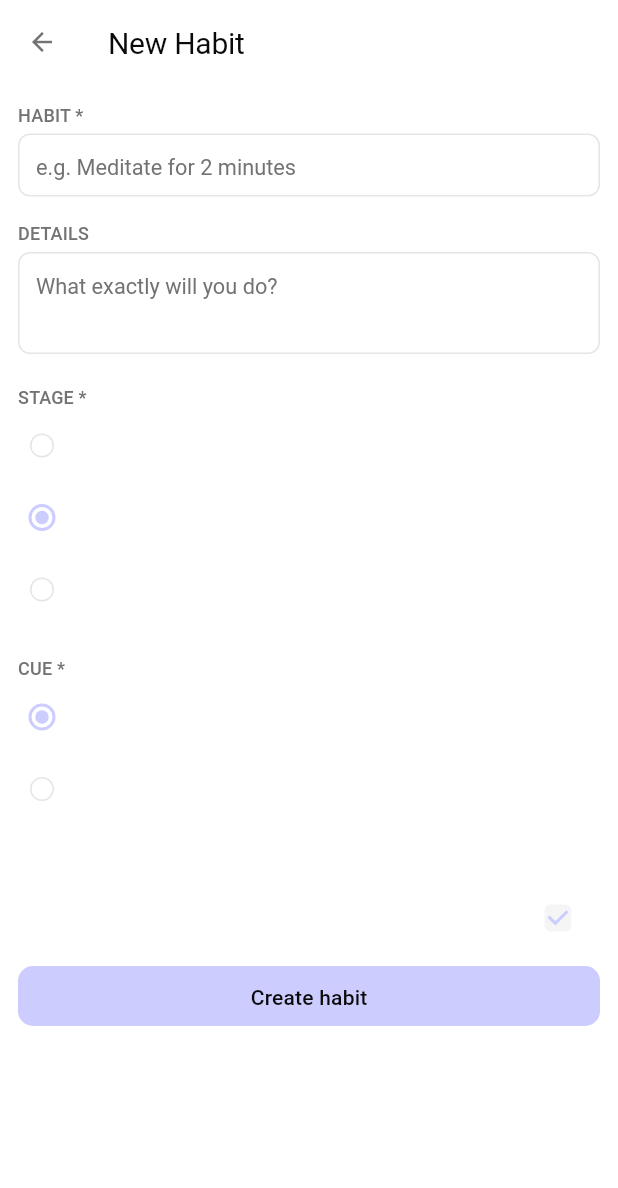
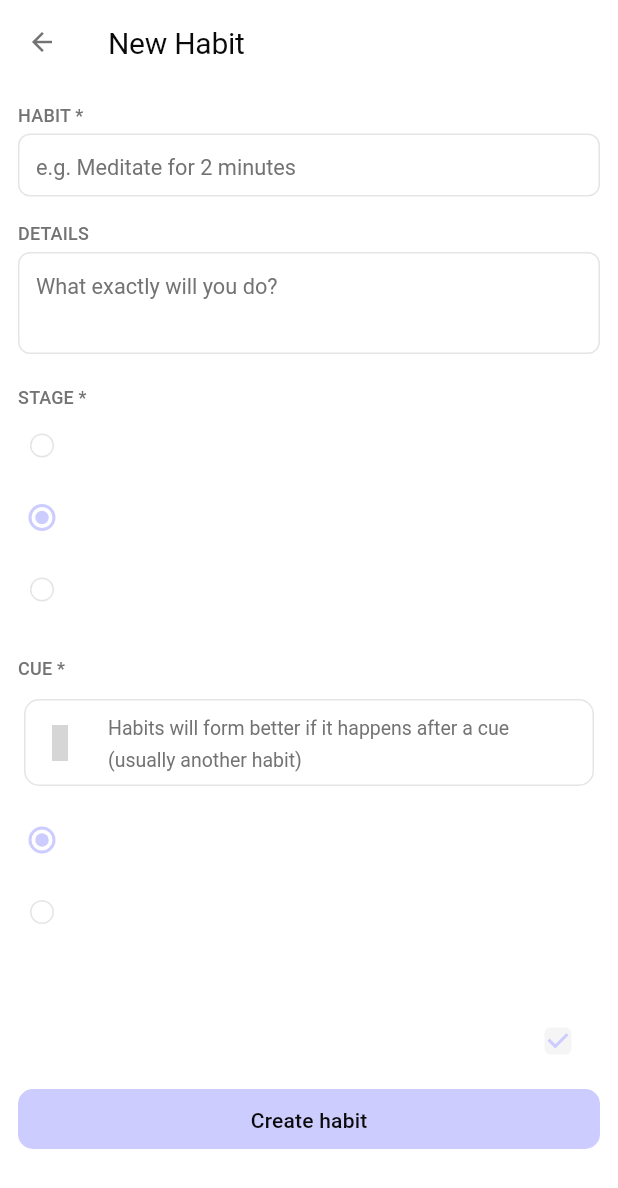
Before and after one commit to Hazhir2002/tenkai, a Flutter app: the HabitFormScreen screen opened by its route, on a phone screen of 412 x 824 dp. Shown: the top 1188 px of the screen. Run offline on Flutter 3.47's test engine with Material 3 defaults, Android fonts, the phone set to English and light mode, and no system bars; our stand-ins replace awesome_notifications, dartz, dio, drift, drift_flutter, flutter_hooks and 7 more; missing offline and left inert: ficonsax, health, home_widget; accounts and stored records are empty; generated files the repository leaves out were written again; grey boxes are pictures that could not be loaded.

Commit message:
adding calendar and a info for when time selected as cue for a habit

```diff
--- a/lib/features/habit_tracker/data/tables/habit.dart
+++ b/lib/features/habit_tracker/data/tables/habit.dart
@@ -1,10 +1,6 @@
 import 'package:drift/drift.dart';
 import 'package:tenkai/core/table_mixin.dart';
 
-/// A habit the user is tracking. Built around the Atomic Habits idea that a new
-/// habit is anchored to a *cue* — either "after I finish an existing habit"
-/// (habit stacking, via [cueHabitId]) or "at a scheduled time" (see
-/// `HabitSchedules`). [status] tracks the habit's lifecycle.
 class Habits extends Table with TableMixin {
   TextColumn get title => text().withLength(min: 1, max: 64)();
   TextColumn get description => text().nullable()();
--- a/lib/features/habit_tracker/widgets/habit_form.dart
+++ b/lib/features/habit_tracker/widgets/habit_form.dart
@@ -1,8 +1,10 @@
+import 'package:ficonsax/ficonsax.dart';
 import 'package:flutter/cupertino.dart';
 import 'package:flutter/material.dart';
 import 'package:go_router/go_router.dart';
 import 'package:hooks_riverpod/hooks_riverpod.dart';
 import 'package:tenkai/core/database.dart';
+import 'package:tenkai/core/theme/tenkai_semantic_colors.dart';
 import 'package:tenkai/core/tokens/tenkai_spacing.dart';
 import 'package:tenkai/core/tokens/tenkai_typography.dart';
 import 'package:tenkai/core/widgets/tenkai_text_form_field.dart';
@@ -105,6 +107,24 @@ class _HabitFormState extends ConsumerState<HabitForm> {
                     'Cue *'.toUpperCase(),
                     style: theme.textTheme.labelMedium,
                   ),
+                  if (_cueType == HabitCueType.time)
+                    Padding(
+                      padding: EdgeInsets.symmetric(vertical: TenkaiSpacing.sm),
+                      child: Card(
+                        child: ListTile(
+                          visualDensity: VisualDensity.compact,
+                          leading: Icon(
+                            IconsaxOutline.info_circle,
+                            color: context.tenkai.mutedForeground,
+                          ),
+                          title: Text(
+                            'Habits will form better if it happens after a cue (usually another habit)',
+                            style: theme.textTheme.bodySmall,
+                            softWrap: true,
+                          ),
+                        ),
+                      ),
+                    ),
                   RadioGroup<HabitCueType>(
                     groupValue: _cueType,
                     onChanged: (HabitCueType? value) {
--- a/pubspec.yaml
+++ b/pubspec.yaml
@@ -31,6 +31,7 @@ dependencies:
   logger: ^2.7.0
   path_provider: ^2.1.6
   speech_to_text: ^7.4.0
+  table_calendar: ^3.3.0
 
 dev_dependencies:
   flutter_test:
```
Also changed, not shown: lib/features/habit_tracker/screens/habit_screen.dart (+7 -1 lines), lib/features/home/screens/home_screen.dart (+8 -1 lines), pubspec.lock.
